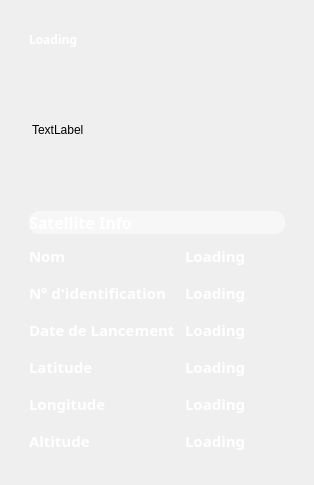
SoheibBiga/GeoStation, file GeoStation_Projet/satellitemozaicwidget.ui: the form before one commit.
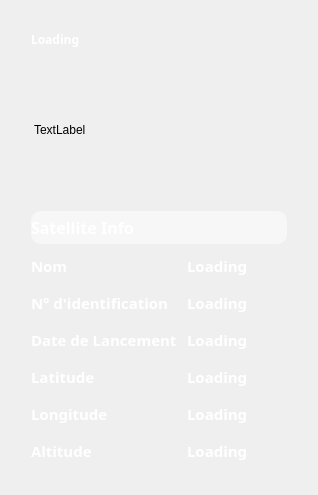
The form after the commit. Icons and pictures are not drawn. Custom widgets are drawn as their Qt base class.

Diff of the .ui file:
```diff
--- a/GeoStation_Projet/satellitemozaicwidget.ui
+++ b/GeoStation_Projet/satellitemozaicwidget.ui
@@ -6,8 +6,8 @@
    <rect>
     <x>0</x>
     <y>0</y>
-    <width>303</width>
-    <height>481</height>
+    <width>318</width>
+    <height>495</height>
    </rect>
   </property>
   <property name="windowTitle">
@@ -17,14 +17,17 @@
    <double>1.000000000000000</double>
   </property>
   <property name="styleSheet">
-   <string notr="true">border-radius: 10px;
-background-image: url(:/Images/atmosphere-cosmos.jpeg);
-
-</string>
+   <string notr="true"/>
   </property>
   <layout class="QGridLayout" name="gridLayout_2">
    <item row="0" column="0">
     <widget class="QWidget" name="widget_2" native="true">
+     <property name="styleSheet">
+      <string notr="true">border-radius: 10px;
+background-image: url(:/Images/atmosphere-cosmos.jpeg);
+
+</string>
+     </property>
      <layout class="QGridLayout" name="gridLayout_3">
       <item row="0" column="0">
        <widget class="QWidget" name="widget" native="true">
@@ -252,6 +255,9 @@
                    <height>150</height>
                   </size>
                  </property>
+                 <property name="styleSheet">
+                  <string notr="true"/>
+                 </property>
                  <property name="frameShape">
                   <enum>QFrame::StyledPanel</enum>
                  </property>
```
Left out of the diff: 2 changed lines with no effect on the pictures.
